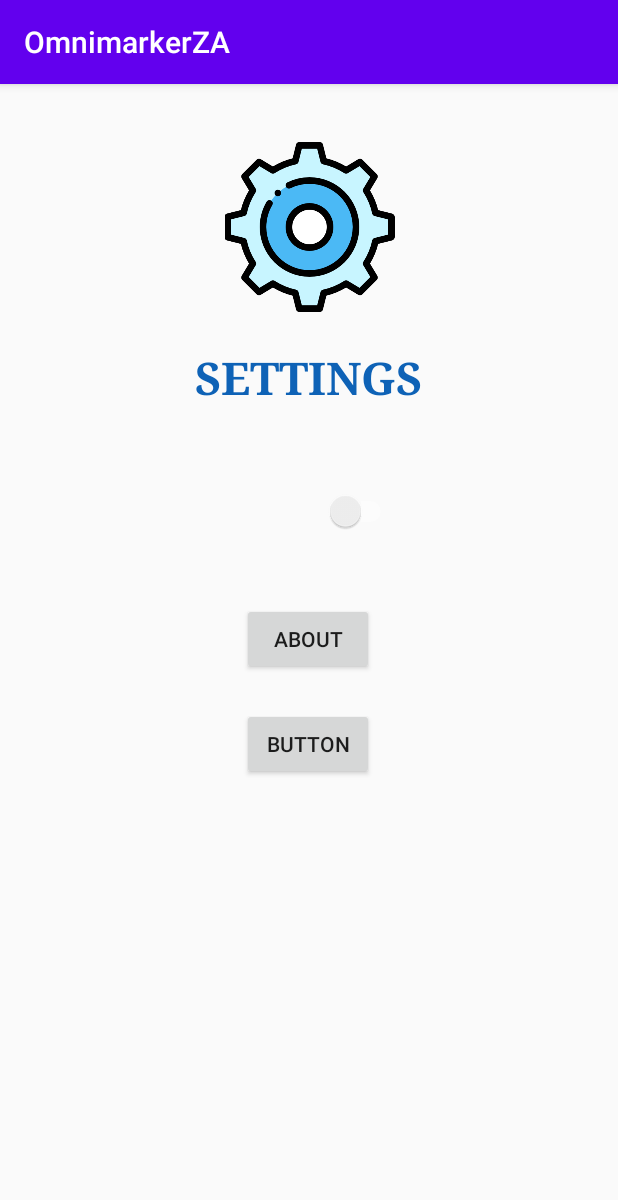
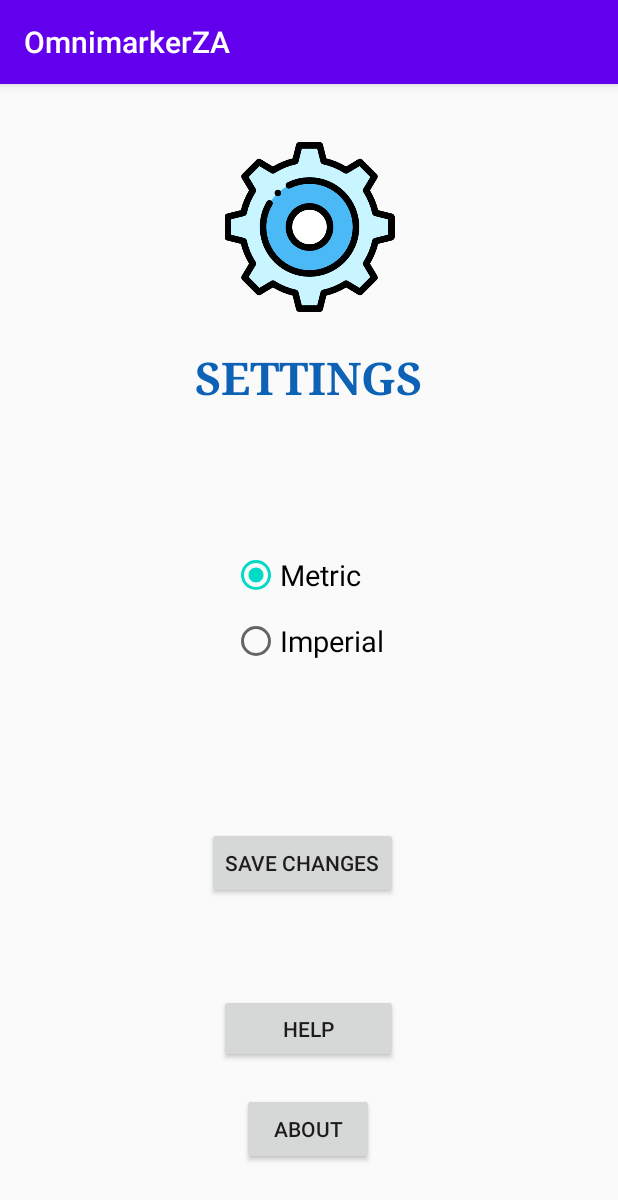
Before and after one commit to PullThePlugItsTooLate/HorizonInc_OmnimarkerZA_Repo, an Android app: the SettingsActivity screen opened directly, with no data from a screen before it, on a phone screen of 412 x 824 dp. Shown: the top 1200 px of the screen. Run offline under Robolectric (Android 15) with nearby library versions, the phone set to English and light mode, and no system bars; our stand-ins replace Firebase (no records; nobody signed in at launch, a user with empty details on screens opened directly).

Commit message:
Tweaked Settings slightly

```diff
--- a/app/build.gradle
+++ b/app/build.gradle
@@ -45,6 +45,7 @@ dependencies {
     implementation 'com.google.firebase:firebase-analytics'
     implementation 'com.google.firebase:firebase-auth:20.0.1'
     implementation 'com.google.android.gms:play-services-maps:17.0.0'
+    implementation 'com.google.firebase:firebase-database:19.7.0'
     testImplementation 'junit:junit:4.12'
     androidTestImplementation 'androidx.test.ext:junit:1.1.2'
     androidTestImplementation 'androidx.test.espresso:espresso-core:3.3.0'
--- /dev/null
+++ b/app/src/main/java/com/sm19003564/omnimarkerza/Settings.java
@@ -0,0 +1,32 @@
+package com.sm19003564.omnimarkerza;
+
+public class Settings {
+
+    private boolean metric;
+    private boolean imperial;
+
+    public Settings() {
+
+    }
+
+    public Settings(boolean metric, boolean imperial) {
+        this.metric = metric;
+        this.imperial = imperial;
+    }
+
+    public boolean isImperial() {
+        return imperial;
+    }
+
+    public void setImperial(boolean imperial) {
+        this.imperial = imperial;
+    }
+
+    public boolean isMetric() {
+        return metric;
+    }
+
+    public void setMetric(boolean metric) {
+        this.metric = metric;
+    }
+}
--- a/app/src/main/java/com/sm19003564/omnimarkerza/SettingsActivity.java
+++ b/app/src/main/java/com/sm19003564/omnimarkerza/SettingsActivity.java
@@ -1,25 +1,86 @@
 package com.sm19003564.omnimarkerza;
 
+import androidx.annotation.NonNull;
 import androidx.appcompat.app.AppCompatActivity;
 
 import android.os.Bundle;
+import android.view.View;
 import android.widget.Button;
+import android.widget.RadioButton;
 import android.widget.Switch;
+import android.widget.Toast;
+
+import com.google.firebase.auth.FirebaseAuth;
+import com.google.firebase.database.DataSnapshot;
+import com.google.firebase.database.DatabaseError;
+import com.google.firebase.database.DatabaseReference;
+import com.google.firebase.database.FirebaseDatabase;
+import com.google.firebase.database.ValueEventListener;
 
 public class SettingsActivity extends AppCompatActivity {
 
-    Switch switchSettings;
-    Button btnAbout, btnHelp;
+    Button btnAbout;
+    Button btnHelp;
+    FirebaseAuth mFirebaseAuth;
+    Button btnSaveChanges;
+    RadioButton rbMetric;
+    RadioButton rbImperial;
+    Settings settings;
+
+    FirebaseDatabase database = FirebaseDatabase.getInstance();
+    DatabaseReference settingsRef = database.getReference(FirebaseAuth.getInstance().getCurrentUser().getUid());
+
 
     @Override
     protected void onCreate(Bundle savedInstanceState) {
         super.onCreate(savedInstanceState);
         setContentView(R.layout.activity_settings);
 
-        switchSettings = findViewById(R.id.switch1);
-
+        mFirebaseAuth = FirebaseAuth.getInstance();
         btnAbout = findViewById(R.id.btnAbout);
         btnHelp = findViewById(R.id.btnHelp);
+        rbMetric = findViewById(R.id.rbMetric);
+        rbImperial = findViewById(R.id.rbImperial);
+        btnSaveChanges = findViewById(R.id.btnSaveChanges);
 
+        settings = new Settings(true, false);
+
+        settingsRef.child("SettingsData").addValueEventListener(new ValueEventListener() {
+            @Override
+            public void onDataChange(@NonNull DataSnapshot snapshot) {
+                for (DataSnapshot dataInfo: snapshot.getChildren()){
+                    settings = dataInfo.getValue(Settings.class);
+                }
+                if (settings.isMetric()){
+                    rbMetric.setChecked(true);
+                }else{
+                    if (settings.isImperial()){
+                        rbImperial.setChecked(true);
+                    }
+                }
+            }
+            @Override
+            public void onCancelled(@NonNull DatabaseError error) {
+                Toast.makeText(SettingsActivity.this, error.getMessage(), Toast.LENGTH_SHORT).show();
+            }
+        });
+
+        btnSaveChanges.setOnClickListener(new View.OnClickListener() {
+            @Override
+            public void onClick(View view) {
+                if (rbMetric.isChecked()){
+                    settings = new Settings(true, false);
+                }
+                else {
+                    if (rbImperial.isChecked()){
+                        settings = new Settings(false, true);
+                    }
+                }
+
+                settingsRef.child("SettingsData").push().setValue(settings);
+            }
+        });
     }
+
+
 }
--- a/app/src/main/res/layout/activity_settings.xml
+++ b/app/src/main/res/layout/activity_settings.xml
@@ -6,17 +6,7 @@
     android:layout_height="match_parent"
     tools:context=".SettingsActivity">
 
-    <Button
-        android:id="@+id/btnHelp"
-        android:layout_width="wrap_content"
-        android:layout_height="wrap_content"
-        android:text="Button"
-        app:layout_constraintBottom_toBottomOf="parent"
-        app:layout_constraintEnd_toEndOf="parent"
-        app:layout_constraintHorizontal_bias="0.498"
-        app:layout_constraintStart_toStartOf="parent"
-        app:layout_constraintTop_toTopOf="parent"
-        app:layout_constraintVertical_bias="0.578" />
+
 
     <ImageView
         android:id="@+id/ivSettingsIcon"
@@ -45,22 +35,55 @@
         app:layout_constraintTop_toTopOf="parent"
         app:layout_constraintVertical_bias="0.241" />
 
-    <Switch
-        android:id="@+id/switch1"
-        android:layout_width="119dp"
-        android:layout_height="17dp"
-        android:checked="false"
-        android:showText="true"
-        android:splitTrack="true"
-        android:textOff="  "
-        android:trackTint="#FFFFFF"
+    <RadioGroup
+        android:id="@+id/radioGroup"
+        android:layout_width="wrap_content"
+        android:layout_height="wrap_content"
         app:layout_constraintBottom_toBottomOf="parent"
         app:layout_constraintEnd_toEndOf="parent"
-        app:layout_constraintHorizontal_bias="0.497"
+        app:layout_constraintHorizontal_bias="0.498"
         app:layout_constraintStart_toStartOf="parent"
         app:layout_constraintTop_toTopOf="parent"
-        app:layout_constraintVertical_bias="0.366"
-        tools:checked="false" />
+        app:layout_constraintVertical_bias="0.45">
+
+        <RadioButton
+            android:id="@+id/rbMetric"
+            android:layout_width="wrap_content"
+            android:layout_height="wrap_content"
+            android:layout_marginBottom="12dp"
+            android:checked="true"
+            android:text="Metric"
+            android:textSize="19dp"
+            app:layout_constraintBottom_toBottomOf="parent"
+            app:layout_constraintEnd_toEndOf="parent"
+            app:layout_constraintStart_toStartOf="parent"
+            app:layout_constraintTop_toTopOf="parent"
+            app:layout_constraintVertical_bias="0.414" />
+
+        <RadioButton
+            android:id="@+id/rbImperial"
+            android:layout_width="wrap_content"
+            android:layout_height="wrap_content"
+            android:text="Imperial"
+            android:textSize="19dp"
+            app:layout_constraintBottom_toBottomOf="parent"
+            app:layout_constraintEnd_toEndOf="parent"
+            app:layout_constraintStart_toStartOf="parent"
+            app:layout_constraintTop_toTopOf="parent" />
+
+    </RadioGroup>
+
+    <Button
+        android:id="@+id/btnSaveChanges"
+        android:layout_width="wrap_content"
+        android:layout_height="wrap_content"
+        android:text="Save Changes"
+        app:layout_constraintBottom_toBottomOf="parent"
+        app:layout_constraintEnd_toEndOf="parent"
+        app:layout_constraintHorizontal_bias="0.485"
+        app:layout_constraintStart_toStartOf="parent"
+        app:layout_constraintTop_toTopOf="parent"
+        app:layout_constraintVertical_bias="0.688" />
 
     <Button
         android:id="@+id/btnAbout"
@@ -72,5 +95,17 @@
         app:layout_constraintHorizontal_bias="0.498"
         app:layout_constraintStart_toStartOf="parent"
         app:layout_constraintTop_toTopOf="parent"
-        app:layout_constraintVertical_bias="0.481" />
+        app:layout_constraintVertical_bias="0.934" />
+
+    <Button
+        android:id="@+id/btnHelp"
+        android:layout_width="119dp"
+        android:layout_height="46dp"
+        android:text="Help"
+        app:layout_constraintBottom_toBottomOf="parent"
+        app:layout_constraintEnd_toEndOf="parent"
+        app:layout_constraintHorizontal_bias="0.498"
+        app:layout_constraintStart_toStartOf="parent"
+        app:layout_constraintTop_toTopOf="parent"
+        app:layout_constraintVertical_bias="0.84" />
 </androidx.constraintlayout.widget.ConstraintLayout>
```
